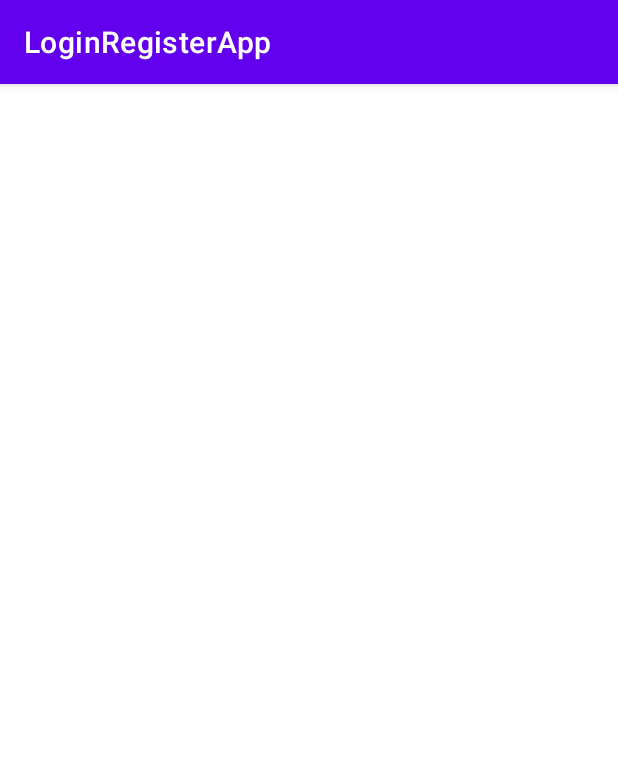
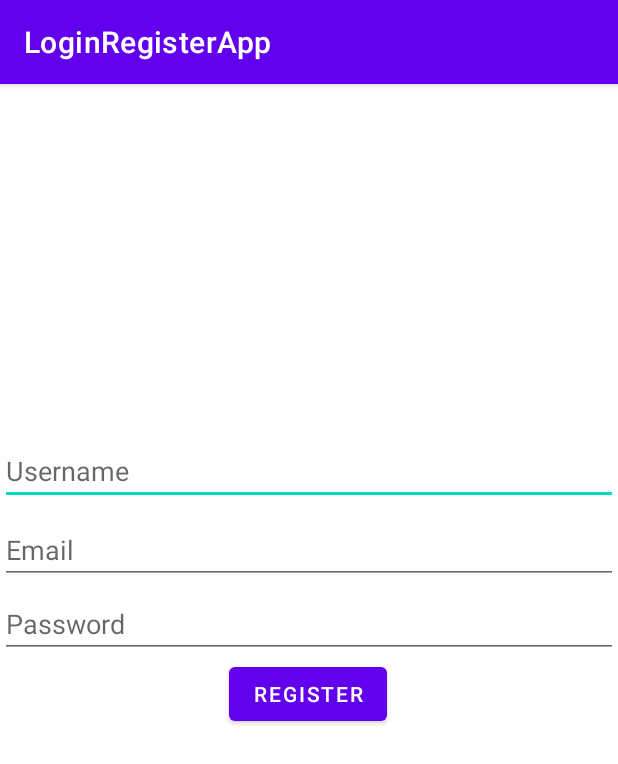
Before and after one commit to YtachY/LoginRegisterApp, an Android app: the RegisterActivity screen opened directly, with no data from a screen before it, on a phone screen of 412 x 824 dp. Shown: the top 764 px of the screen. Run offline under Robolectric (Android 15) with nearby library versions, the phone set to English and light mode, and no system bars.

Commit message:
[Updated] Added view on register activity

```diff
--- a/app/src/main/res/layout/activity_register.xml
+++ b/app/src/main/res/layout/activity_register.xml
@@ -6,4 +6,73 @@
     android:layout_height="match_parent"
     tools:context=".ui.register.RegisterActivity">
 
+    <EditText
+        android:id="@+id/username"
+        android:layout_width="0dp"
+        android:layout_height="wrap_content"
+        android:layout_marginTop="36dp"
+        android:hint="@string/register_username"
+        android:inputType="textEmailAddress"
+        android:selectAllOnFocus="true"
+        app:layout_constraintBottom_toTopOf="@+id/register_email"
+        app:layout_constraintEnd_toEndOf="parent"
+        app:layout_constraintHorizontal_bias="0.0"
+        app:layout_constraintStart_toStartOf="parent"
+        app:layout_constraintTop_toTopOf="parent"
+        app:layout_constraintVertical_bias="0.966" />
+
+    <EditText
+        android:id="@+id/register_email"
+        android:layout_width="0dp"
+        android:layout_height="wrap_content"
+        android:layout_marginTop="288dp"
+        android:hint="@string/prompt_email"
+        android:inputType="textEmailAddress"
+        android:selectAllOnFocus="true"
+        app:layout_constraintEnd_toEndOf="parent"
+        app:layout_constraintHorizontal_bias="0.0"
+        app:layout_constraintStart_toStartOf="parent"
+        app:layout_constraintTop_toTopOf="parent" />
+
+    <EditText
+        android:id="@+id/password"
+        android:layout_width="0dp"
+        android:layout_height="wrap_content"
+        android:layout_marginTop="4dp"
+        android:hint="@string/prompt_password"
+        android:imeActionLabel="@string/action_sign_in_short"
+        android:imeOptions="actionDone"
+        android:inputType="textPassword"
+        android:selectAllOnFocus="true"
+        app:layout_constraintEnd_toEndOf="parent"
+        app:layout_constraintHorizontal_bias="0.0"
+        app:layout_constraintStart_toStartOf="parent"
+        app:layout_constraintTop_toBottomOf="@+id/register_email" />
+
+    <Button
+        android:id="@+id/register"
+        android:layout_width="wrap_content"
+        android:layout_height="48dp"
+        android:layout_gravity="start"
+        android:enabled="true"
+        android:text="@string/action_register_in"
+        app:layout_constraintEnd_toEndOf="parent"
+        app:layout_constraintHorizontal_bias="0.497"
+        app:layout_constraintStart_toStartOf="parent"
+        app:layout_constraintTop_toBottomOf="@+id/password" />
+
+    <ProgressBar
+        android:id="@+id/loading"
+        android:layout_width="wrap_content"
+        android:layout_height="wrap_content"
+        android:layout_gravity="center"
+        android:layout_marginTop="64dp"
+        android:layout_marginBottom="64dp"
+        android:visibility="gone"
+        app:layout_constraintBottom_toBottomOf="parent"
+        app:layout_constraintEnd_toEndOf="@+id/password"
+        app:layout_constraintStart_toStartOf="@+id/password"
+        app:layout_constraintTop_toTopOf="parent"
+        app:layout_constraintVertical_bias="0.3" />
+
 </androidx.constraintlayout.widget.ConstraintLayout>
--- a/app/src/main/res/values/strings.xml
+++ b/app/src/main/res/values/strings.xml
@@ -2,6 +2,7 @@
     <string name="app_name">LoginRegisterApp</string>
     <!-- Strings related to login -->
     <string name="prompt_email">Email</string>
+    <string name="register_username">Username</string>
     <string name="prompt_password">Password</string>
     <string name="action_sign_in">Sign in</string>
     <string name="action_register_in">Register</string>
```
